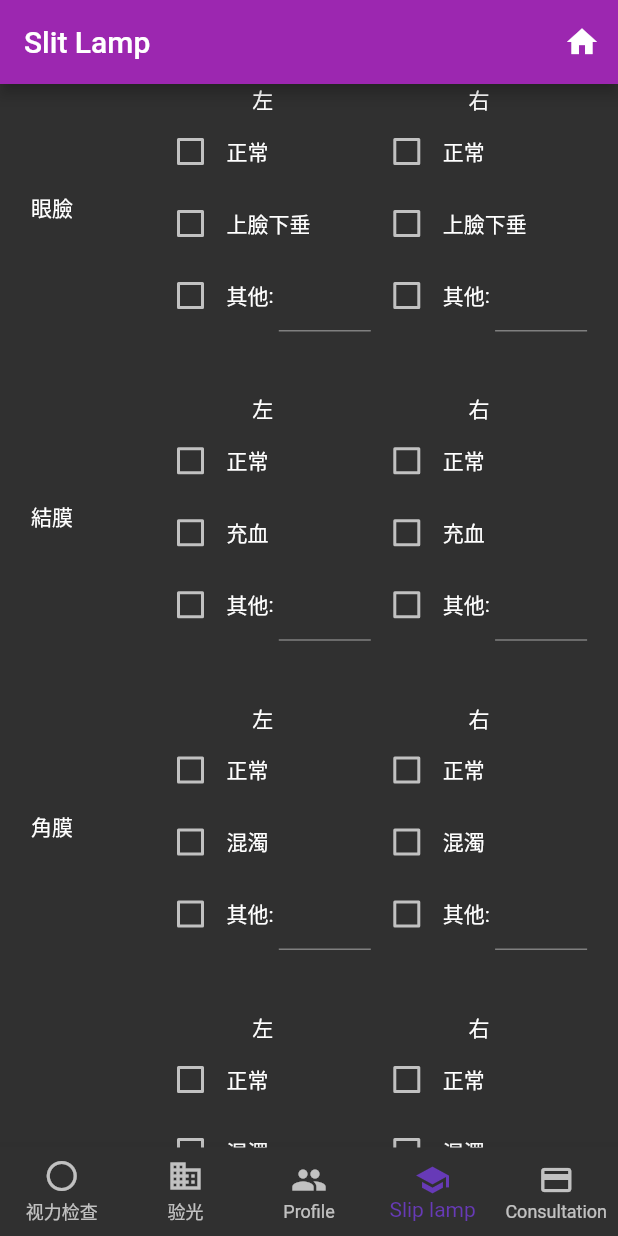
After one commit to yfchiuaa/SIGHTSeeing, a Flutter app: the screen it shows after launch, item 4 of the bottom bar chosen, on a phone screen of 412 x 824 dp. The commit adds this screen. Run offline on Flutter 3.47's test engine with Material 2 defaults, Android fonts, the phone set to English and light mode, and no system bars; Roboto replaces fonts that are missing (Hind, Montserrat).

Commit message:
Finish layout of slit lamp

```diff
--- /dev/null
+++ b/lib/SlitLamp.dart
@@ -0,0 +1,152 @@
+import 'package:flutter/material.dart';
+import 'login.dart';
+
+class SlitLamp extends StatefulWidget{
+
+  @override
+  _SlitLampState createState() => _SlitLampState();
+}
+
+class _SlitLampState extends State<SlitLamp>{
+  final List<TextEditingController> _otherList = [];
+
+  Widget _checkBoxLabel (bool isRow, List<String> content, int i, bool leftRight){
+    final List<Widget> _checkBoxLabelList = [];
+    final List<bool> _checkListState = [];
+    int _lastState = 0;
+
+    if(leftRight){
+      _checkBoxLabelList
+        ..add(SizedBox(width: MediaQuery.of(context).size.width * 0.05,))
+        ..add(Text((i == 0) ? "左" : "右"))
+        ..add(SizedBox(width: MediaQuery.of(context).size.width * 0.05,));
+    }
+
+    for(int i = 0; i < content.length; ++i) {
+      final List<Widget> _innerCheckBox = [];
+      _checkListState.add(false);
+      _innerCheckBox
+          ..add( Checkbox(
+            activeColor: Colors.red,
+            value: _checkListState[i],
+            onChanged: (newValue){
+              setState(() {
+                // _checkListState[_lastState] = false;
+                // _lastState = i;
+                _checkListState[i] = newValue;
+              });
+            },
+          ))
+          ..add(
+            Text(content[i])
+          );
+      if(content[i] == "其他"){
+        _innerCheckBox.add(Text(": "));
+        _otherList.add(new TextEditingController());
+        _innerCheckBox.add(Expanded(
+            child: TextField(
+              controller: _otherList[_otherList.length - 1],
+            )
+        ));
+      }
+      _checkBoxLabelList.add(Row(children: _innerCheckBox,));
+    }
+
+
+    if(isRow) return Expanded(child: Row(children: _checkBoxLabelList,));
+    else return Expanded(child: Column(children: _checkBoxLabelList,));
+  }
+
+
+  /// To construct the whole bunch of Checkbox and Text together with padding in this function
+  /// @param: isRow: the checkBox is row listed or column listed
+  /// @param: content: list of text showing in this testing form area
+  /// @param: leftRight: control of 左/右 showing or not
+  Widget _testOneRowChoice( bool isRow, List<String> content , bool leftRight) {
+    final List<Widget> _oneTestWidgetList = [];
+
+    if (isRow)
+      _oneTestWidgetList.add(
+          SizedBox(width: MediaQuery.of(context).size.width * 0.05,));
+    else _oneTestWidgetList.add(
+        SizedBox(height: MediaQuery.of(context).size.height * 0.05,));
+
+    _oneTestWidgetList.add(
+        SizedBox(
+        width: (isRow) ? MediaQuery.of(context).size.width * 0.2 : MediaQuery.of(context).size.width * 0.9,
+        child: Text(content[0], textAlign: TextAlign.left,),
+    ));
+    content.removeAt(0);
+
+    if (leftRight){
+      for (int i = 0; i < 2; ++i) {
+        _oneTestWidgetList.add(_checkBoxLabel(!isRow, content, i, true));
+      }
+    } else{
+      List<String> temp = [];
+      for( int i = 0; i < content.length; ++i){
+        temp.add(content[i]);
+        if( i % 3 == 2) {
+          _oneTestWidgetList.add(_checkBoxLabel(!isRow, temp, i, false));
+          temp.clear();
+        }
+      }
+    }
+
+
+    if(isRow) _oneTestWidgetList.add(SizedBox(width: MediaQuery.of(context).size.width * 0.05,));
+    else _oneTestWidgetList.add(SizedBox(height: MediaQuery.of(context).size.height * 0.05,));
+
+    if(isRow)
+      return Column(
+          children: <Widget>[
+            Row(children: _oneTestWidgetList,),
+            SizedBox(height: MediaQuery.of(context).size.height * 0.05,)
+          ]);
+    else return SizedBox( child: Column(children: _oneTestWidgetList, ), height: MediaQuery.of(context).size.height * 0.4,);
+  }
+
+  List<Widget> _bodyWidgetList(){
+    final List<Widget> _list = [];
+
+    _list
+      ..add(Row(
+        children: <Widget>[
+
+        ],
+      ))
+      ..add(_testOneRowChoice(true, ["眼臉", "正常", "上臉下垂", "其他"], true))
+      ..add(_testOneRowChoice(true, ["結膜", "正常", "充血", "其他"], true))
+      ..add(_testOneRowChoice(true, ["角膜", "正常", "混濁", "其他"], true))
+      ..add(_testOneRowChoice(true, ["晶狀體", "正常", "混濁", "缺如", "其他"],true))
+      ..add(_testOneRowChoice(false, ["角膜映光檢查", "正常", "偏斜", "不能因視"], true))
+      ..add(_testOneRowChoice(false, ["交替遮蓋檢查", "不動", "外->中", "內->中", "上->中", "內上->中", "外上->中"], false))
+      ..add(_testOneRowChoice(false, ["眼球震顫", "無", "隱性", "顯性", "顯性+隱性"], false));
+
+    return _list;
+  }
+
+  @override
+  Widget build(BuildContext context) {
+    return Scaffold(
+      resizeToAvoidBottomPadding: false,
+      appBar: AppBar(
+          title: Text("Slit Lamp"),
+          actions: <Widget>[
+            IconButton(
+                icon: Icon(Icons.home),
+                tooltip: 'Air it',
+                onPressed: (){
+                  Navigator.push(context, MaterialPageRoute(builder: (BuildContext context) => LoginPage()));
+                }
+            ),
+          ],
+          backgroundColor: Colors.purple
+        // TODO: the button text
+      ),
+      body: ListView(
+        children: _bodyWidgetList(),
+      ),
+    );
+  }
+}
--- a/lib/main.dart
+++ b/lib/main.dart
@@ -1,7 +1,7 @@
 import 'package:flutter/material.dart';
-import 'login.dart';
 import 'VisionOptometry.dart';
 import 'Database.dart';
+import 'SlitLamp.dart';
 
 void main() => runApp(MyApp());
 
@@ -55,7 +55,7 @@ class _MyStatefulWidgetState extends State<MyStatefulWidget> {
       ..add( VisionOptometry(checkingDetails: _visionTestList))
       ..add( VisionOptometry(checkingDetails: _optometryList))
       ..add(DatabasePage())
-      ..add( VisionOptometry(checkingDetails: _visionTestList))
+      ..add( SlitLamp())
       ..add( VisionOptometry(checkingDetails: _optometryList))
     ;
     super.initState();
```
